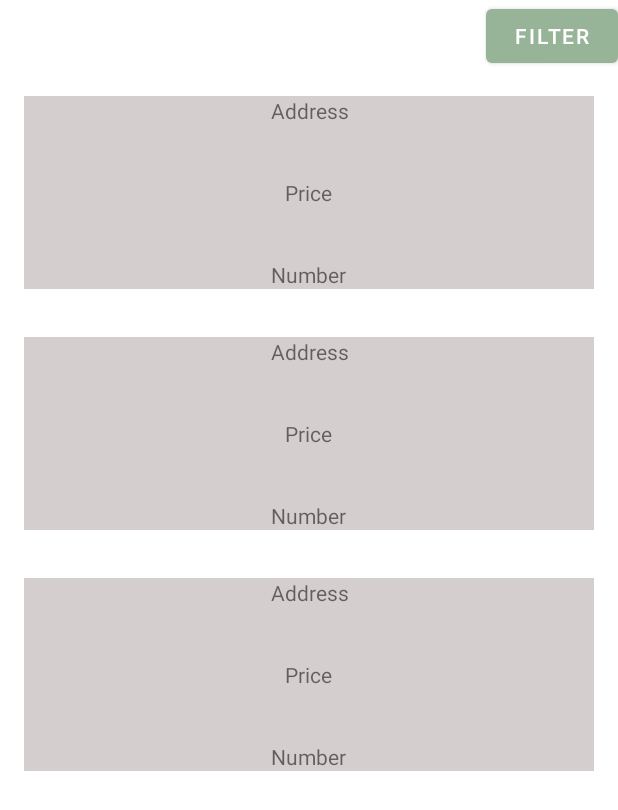
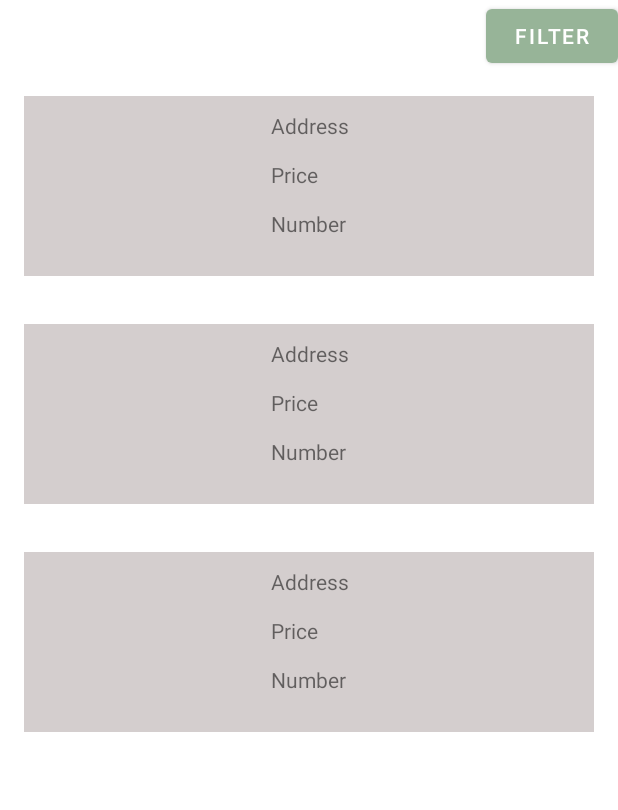
Before and after one commit to tneveda/RoomForStudents, an Android app: the layout activity_lista_anuncios.xml on its own in the app's theme, with its tools: preview values and no code run, on a phone screen of 412 x 824 dp. Shown: the top 810 px of the screen. Run offline under Robolectric (Android 15) with nearby library versions, the phone set to English and light mode, and no system bars.

Commit message:
alinhamento do texto

```diff
--- a/app/src/main/res/layout/activity_lista_anuncios.xml
+++ b/app/src/main/res/layout/activity_lista_anuncios.xml
@@ -1,6 +1,5 @@
 <?xml version="1.0" encoding="utf-8"?>
-<androidx.drawerlayout.widget.DrawerLayout
-    xmlns:android="http://schemas.android.com/apk/res/android"
+<androidx.drawerlayout.widget.DrawerLayout xmlns:android="http://schemas.android.com/apk/res/android"
     xmlns:app="http://schemas.android.com/apk/res-auto"
     xmlns:tools="http://schemas.android.com/tools"
     android:id="@+id/drawerLayout"
@@ -10,8 +9,7 @@
 
     <RelativeLayout
         android:layout_width="match_parent"
-            android:layout_height="match_parent"
-            >
+        android:layout_height="match_parent">
 
         <Button
             android:id="@+id/filter"
@@ -19,14 +17,13 @@
             android:layout_height="wrap_content"
             android:layout_alignParentRight="true"
             android:onClick="popup_filter"
-                    android:text="@string/filtrar">
-                </Button>
+            android:text="@string/filtrar"></Button>
 
         <androidx.recyclerview.widget.RecyclerView
             android:id="@+id/recycler_view"
-                    android:layout_below="@id/filter"
             android:layout_width="match_parent"
             android:layout_height="match_parent"
+            android:layout_below="@id/filter"
             tools:listitem="@layout/recyclerline" />
 
     </RelativeLayout>
@@ -35,10 +32,9 @@
         android:id="@+id/nav_view"
         android:layout_width="wrap_content"
         android:layout_height="match_parent"
-            app:menu="@menu/nav_menu"
         android:layout_gravity="start"
-            android:fitsSystemWindows="true"/>
-
+        android:fitsSystemWindows="true"
+        app:menu="@menu/nav_menu" />
 
 
 </androidx.drawerlayout.widget.DrawerLayout>
--- a/app/src/main/res/layout/recyclerline.xml
+++ b/app/src/main/res/layout/recyclerline.xml
@@ -15,37 +15,44 @@
         android:layout_width="wrap_content"
         android:layout_height="wrap_content"
         android:layout_centerHorizontal="true"
+        android:layout_marginTop="10dp"
         android:textAlignment="center"
         android:text="@string/address_view"/>
+
     <TextView
         android:id="@+id/price"
         android:layout_width="wrap_content"
         android:layout_height="wrap_content"
-        android:layout_centerHorizontal="true"
+        android:layout_below="@id/morada"
+        android:layout_alignParentEnd="true"
+        android:layout_marginTop="13dp"
+        android:layout_marginEnd="184dp"
+        android:text="@string/price_view"
         android:textAlignment="center"
-        android:layout_below="@id/morada"
-        android:layout_marginTop="35dp"
-        android:text="@string/price_view"
         tools:ignore="InvalidId" />
+
     <TextView
         android:id="@+id/number"
         android:layout_width="wrap_content"
         android:layout_height="wrap_content"
+        android:layout_below="@id/price"
         android:layout_centerHorizontal="true"
-        android:layout_below="@id/price"
-        android:layout_marginTop="35dp"
+        android:layout_marginEnd="184dp"
+        android:layout_marginStart="10dp"
+        android:layout_marginTop="13dp"
+        android:layout_marginBottom="16dp"
+        android:text="@string/number_view"
         android:textAlignment="center"
-        android:text="@string/number_view"
         tools:ignore="UnknownId" />
 
     <ImageView
         android:id="@+id/image"
+        android:layout_width="100dp"
+        android:layout_height="100dp"
+        android:layout_alignParentLeft="true"
+        android:layout_marginLeft="5dp"
         android:layout_marginTop="10dp"
-        android:layout_marginLeft="5dp"
-        android:layout_alignParentLeft="true"
-        android:layout_width="100dp"
-        android:layout_height="100dp">
-    </ImageView>
+        android:layout_marginBottom="10dp"></ImageView>
 
 
 </RelativeLayout>
```
Lines whose indentation alone changed are shown as unchanged.
